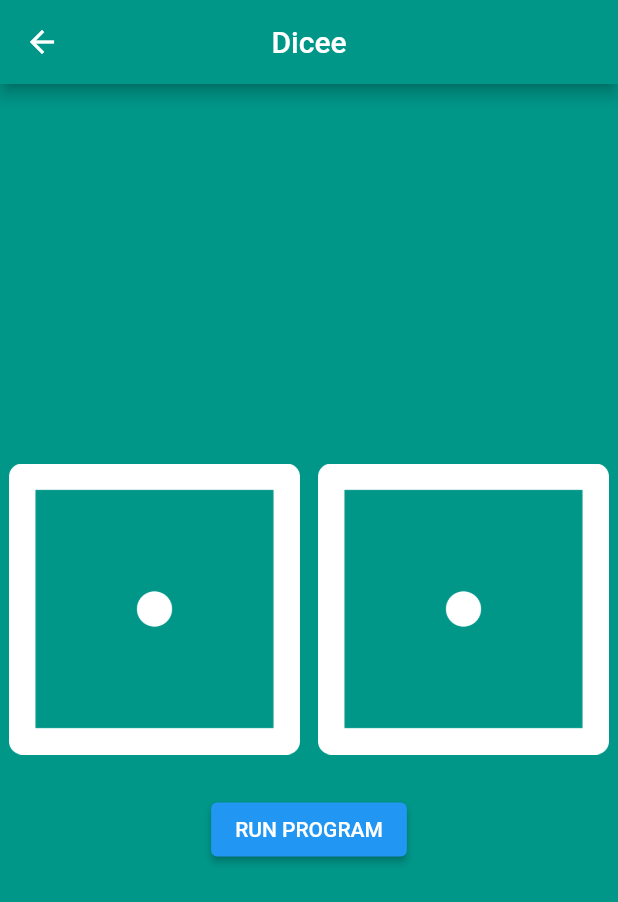
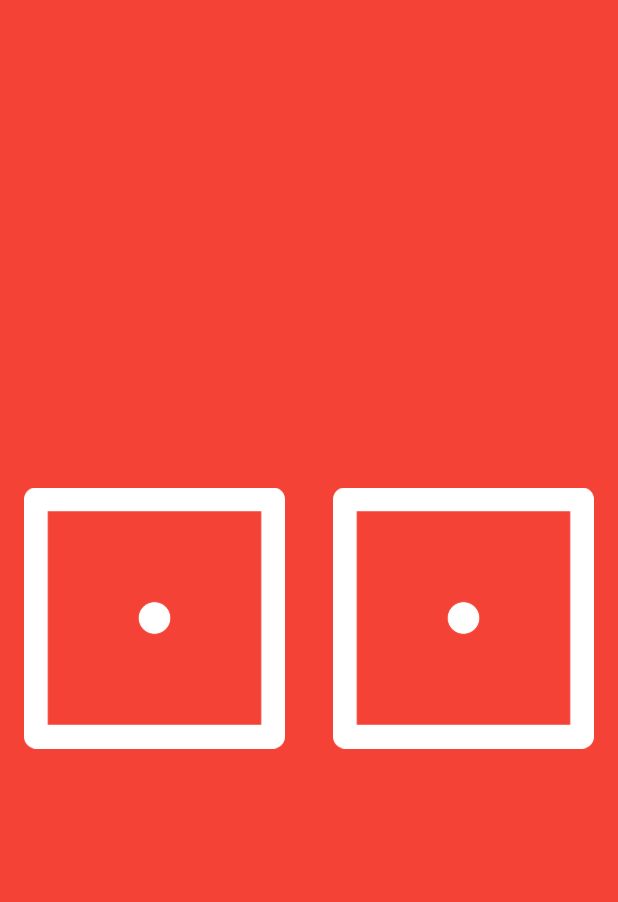
Before and after one commit to Jordan-erifried/MultiChoice, a Flutter app: the MyDicee screen opened directly, on a phone screen of 412 x 824 dp. Shown: the top 902 px of the screen. Run offline on Flutter 3.47's test engine with Material 2 defaults, Android fonts, the phone set to English and light mode, and no system bars.

Commit message:
Some code in dicee

```diff
--- a/lib/my_dicee.dart
+++ b/lib/my_dicee.dart
@@ -1,9 +1,5 @@
 import 'dart:math';
 import 'package:flutter/material.dart';
-
-void main() {
-  runApp(MyDicee());
-}
 
 class MyDicee extends StatefulWidget {
   const MyDicee({Key? key}) : super(key: key);
@@ -15,8 +11,8 @@ class MyDicee extends StatefulWidget {
 class _MyDiceeState extends State<MyDicee> {
   int leftDiceNumber = 1;
   int rightDiceNumber = 1;
-  final ButtonStyle style = ElevatedButton.styleFrom(textStyle: const TextStyle(fontSize: 20));
-  void left()  {
+
+  void left() {
     setState(() {
       leftDiceNumber = Random().nextInt(6) + 1;
       rightDiceNumber = Random().nextInt(6) + 1;
@@ -31,48 +27,34 @@ class _MyDiceeState extends State<MyDicee> {
   }
   @override
   Widget build(BuildContext context) {
-    return Scaffold(
-      appBar: AppBar(
-        title: Text('Dicee'),
-        backgroundColor: Colors.teal,
-        centerTitle: true,
-      ),
-      backgroundColor: Colors.teal,
-      body: SafeArea(
-        child: Center(
-          child: Column(
+    return SafeArea(
+      child: Scaffold(
+        backgroundColor: Colors.red,
+        body: Column(
           mainAxisAlignment: MainAxisAlignment.center,
           children: [
             Row(
-                children: <Widget>[
+              children: [
                 Expanded(
-                   child: Padding(
-                     padding: const EdgeInsets.all(6.0),
-                     child: Image.asset('images/dice$leftDiceNumber.png'),
+                  child: FlatButton(
+                      onPressed: () {
+                        left();
+                      },
+                      child: Image.asset('images/dice$leftDiceNumber.png')
                   ),
                 ),
 
                 Expanded(
-                   child: Padding(
-                     padding: const EdgeInsets.all(6.0),
-                     child: Image.asset('images/dice$rightDiceNumber.png'),
-                   ),
-                  ),
-                ],
-              ),
-
-              const SizedBox(
-                height: 20.0,
-              ),
-              ElevatedButton(
-                child: const Text('RUN PROGRAM'),
+                  child: FlatButton(
                       onPressed: () {
-                  left();
                         right();
                       },
+                      child: Image.asset('images/dice$rightDiceNumber.png')
+                  ),
                 )
               ],
-          ),
+            )
+          ],
         ),
       ),
     );
```
Lines whose indentation alone changed are shown as unchanged.
